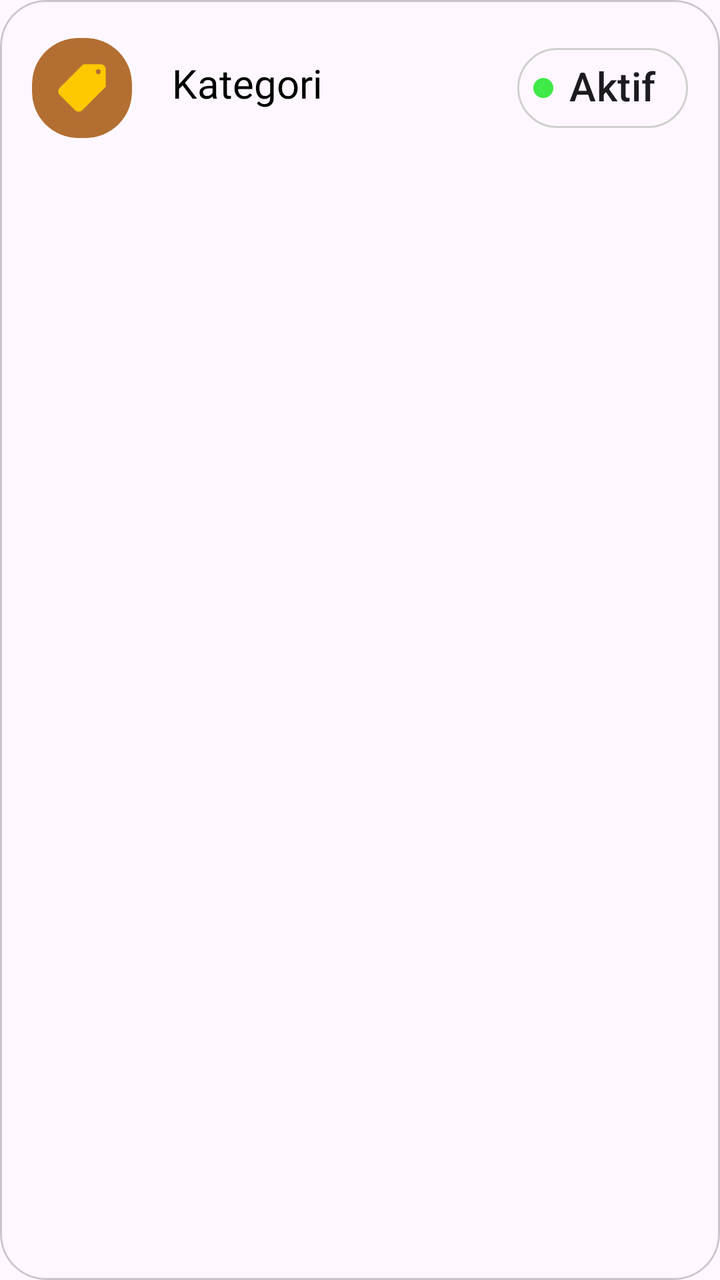
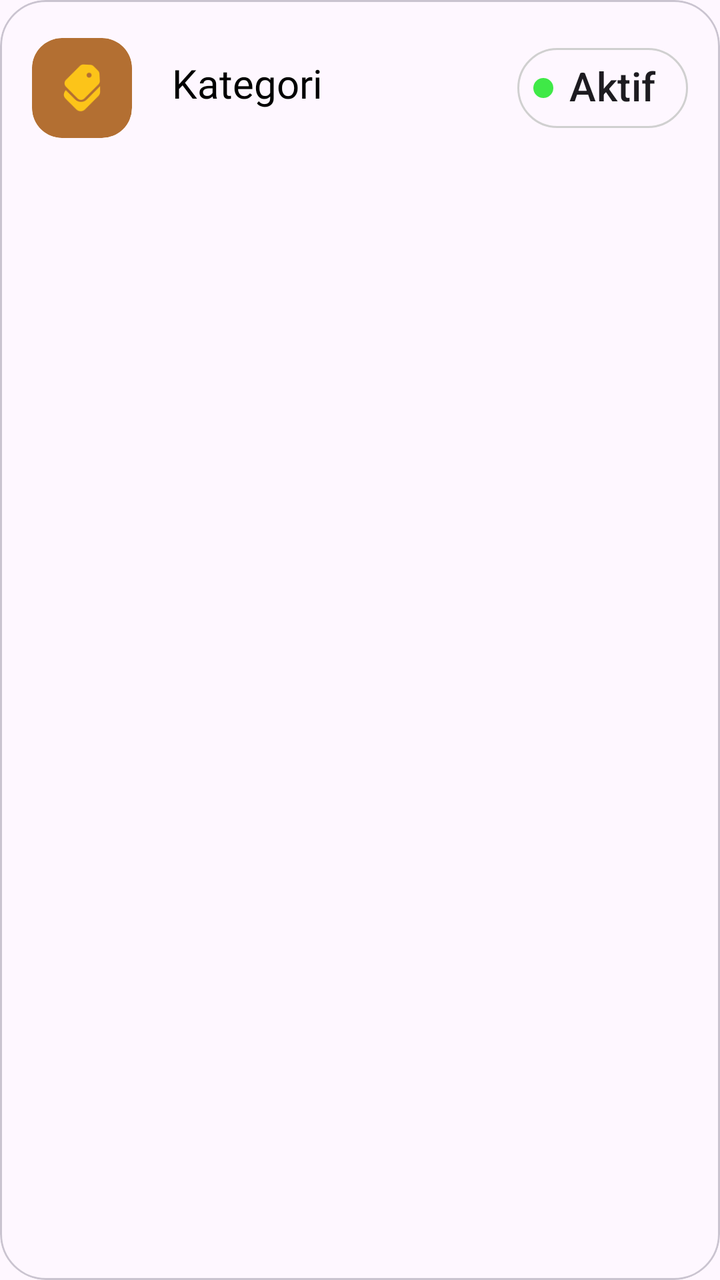

Compare the two renders of this Android layout. The source of the first and the diff that turns it into the second are given below.
<!-- AndroidManifest.xml: application theme Theme.ProjekPenjualanHilmi -->
<!-- res/layout/layout_item_kategori.xml -->
<?xml version="1.0" encoding="utf-8"?>
<com.google.android.material.card.MaterialCardView xmlns:android="http://schemas.android.com/apk/res/android"
    android:layout_width="match_parent"
    android:layout_height="wrap_content"
    xmlns:app="http://schemas.android.com/apk/res-auto"
    xmlns:tools="http://schemas.android.com/tools"
    android:layout_marginStart="30dp"
    app:cardCornerRadius="23dp"
    android:layout_marginEnd="30dp"
    android:layout_marginVertical="6dp">
    
    <androidx.constraintlayout.widget.ConstraintLayout
        android:layout_width="match_parent"
        android:layout_height="wrap_content"
        android:padding="16dp">
        
        <com.google.android.material.card.MaterialCardView
            android:layout_width="50dp"
            app:layout_constraintStart_toStartOf="parent"
            android:id="@+id/logoitemkategori"
            android:layout_height="50dp"
            app:cardCornerRadius="23dp"
            app:layout_constraintTop_toTopOf="parent"
            app:layout_constraintBottom_toBottomOf="parent"
            app:strokeWidth="0dp"
            android:backgroundTint="#b36f32">

            <ImageView
                android:layout_width="30dp"
                android:layout_height="30dp"
                android:layout_gravity="center"
                android:background="@drawable/img_9"/>

        </com.google.android.material.card.MaterialCardView>

        <TextView

            android:layout_width="wrap_content"
            android:layout_height="wrap_content"
            android:text="Kategori"
            android:id="@+id/tvItemKategori"
            android:fontFamily="@font/alata"
            app:layout_constraintTop_toTopOf="parent"
            app:layout_constraintBottom_toBottomOf="parent"
            app:layout_constraintStart_toEndOf="@id/logoitemkategori"
            android:textSize="20sp"
            android:layout_marginBottom="5dp"
            android:layout_marginStart="20dp"
            android:textColor="@color/black"/>

        <com.google.android.material.chip.Chip
            android:id="@+id/chipAktif"
            android:layout_width="wrap_content"
            android:layout_height="56dp"
            android:text="Aktif"
            app:layout_constraintTop_toTopOf="parent"
            app:layout_constraintBottom_toBottomOf="parent"
            app:layout_constraintEnd_toEndOf="parent"
            android:textSize="20sp"

            app:chipIcon="@drawable/lingkaran_online"
            app:chipIconSize="10dp"

            app:chipStrokeWidth="1dp"
            app:chipStrokeColor="#D0D0D0"

            app:chipCornerRadius="23dp"/>
        
    </androidx.constraintlayout.widget.ConstraintLayout>
    
</com.google.android.material.card.MaterialCardView>
<!-- resources referenced by this layout -->
<resources>
  <color name="black">#FF000000</color>
  <!-- drawable img_9: png bitmap (drawable, 947 bytes) -->
  <!-- drawable lingkaran_online (drawable) -->
  <?xml version="1.0" encoding="utf-8"?>
  <shape xmlns:android="http://schemas.android.com/apk/res/android"
      android:shape="oval">
  
      <solid android:color="#3FE947" /> <size
      android:width="100dp"
      android:height="100dp" />
  </shape>
  <style name="Theme.ProjekPenjualanHilmi" parent="Base.Theme.ProjekPenjualanHilmi" />
  <style name="Base.Theme.ProjekPenjualanHilmi" parent="Theme.Material3.Light.NoActionBar">
          
          
      </style>
</resources>

<!-- the commit's change to res/layout/layout_item_kategori.xml (unified diff, before → after) -->
@@ -19,7 +19,7 @@
             app:layout_constraintStart_toStartOf="parent"
             android:id="@+id/logoitemkategori"
             android:layout_height="50dp"
-            app:cardCornerRadius="23dp"
+            app:cardCornerRadius="15dp"
             app:layout_constraintTop_toTopOf="parent"
             app:layout_constraintBottom_toBottomOf="parent"
             app:strokeWidth="0dp"
<!-- resource entries referenced after the edit -->
@@ -1,7 +1,7 @@
 <!-- resources referenced by this layout -->
 <resources>
   <color name="black">#FF000000</color>
-  <!-- drawable img_9: png bitmap (drawable, 947 bytes) -->
+  <!-- drawable img_9: png bitmap (drawable, 1712 bytes) -->
   <!-- drawable lingkaran_online (drawable) -->
   <?xml version="1.0" encoding="utf-8"?>
   <shape xmlns:android="http://schemas.android.com/apk/res/android"
